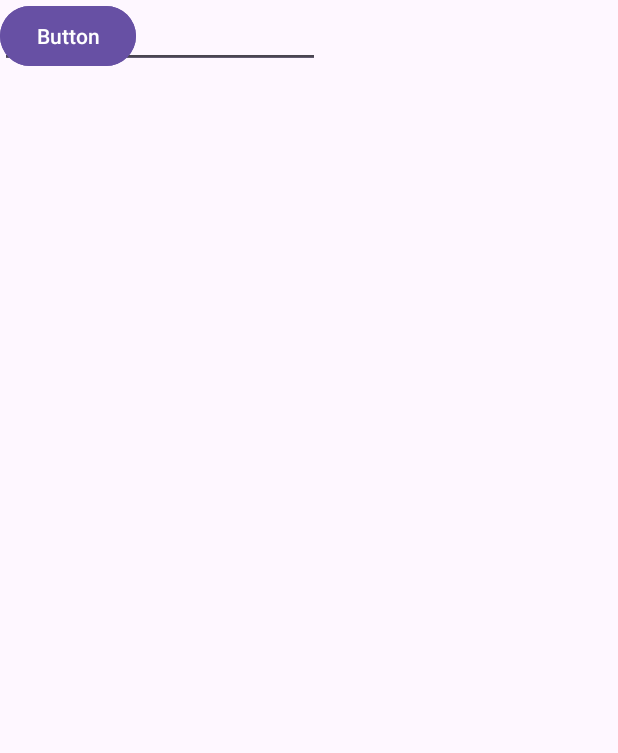
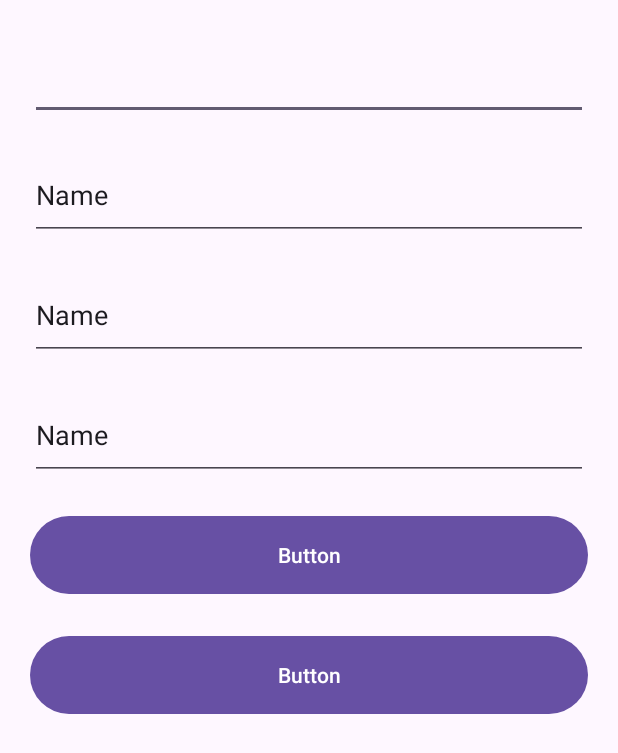
Before and after one commit to leandro-etec-2025/AndroidPOO, an Android app: the screen it shows after launch (MainActivity), on a phone screen of 412 x 824 dp. Shown: the top 753 px of the screen. Run offline under Robolectric (Android 15) with nearby library versions, the phone set to English and light mode, and no system bars.

Commit message:
Finalizado Design

```diff
--- a/app/src/main/AndroidManifest.xml
+++ b/app/src/main/AndroidManifest.xml
@@ -13,6 +13,9 @@
         android:theme="@style/Theme.MyApplication"
         tools:targetApi="31">
         <activity
+            android:name=".MainActivity2"
+            android:exported="false" />
+        <activity
             android:name=".MainActivity"
             android:exported="true">
             <intent-filter>
--- a/app/src/main/res/layout/activity_main.xml
+++ b/app/src/main/res/layout/activity_main.xml
@@ -9,57 +9,82 @@
 
     <EditText
         android:id="@+id/etx_id"
-        android:layout_width="wrap_content"
-        android:layout_height="wrap_content"
+        android:layout_width="0dp"
+        android:layout_height="60dp"
+        android:layout_marginStart="20dp"
+        android:layout_marginTop="20dp"
+        android:layout_marginEnd="20dp"
         android:ems="10"
         android:inputType="number"
-        tools:layout_editor_absoluteX="43dp"
-        tools:layout_editor_absoluteY="43dp" />
+        app:layout_constraintEnd_toEndOf="parent"
+        app:layout_constraintStart_toStartOf="parent"
+        app:layout_constraintTop_toTopOf="parent"
+        tools:ignore="SpeakableTextPresentCheck" />
 
     <EditText
         android:id="@+id/etx_nome"
-        android:layout_width="wrap_content"
-        android:layout_height="wrap_content"
+        android:layout_width="0dp"
+        android:layout_height="60dp"
+        android:layout_marginStart="20dp"
+        android:layout_marginTop="20dp"
+        android:layout_marginEnd="20dp"
         android:ems="10"
         android:inputType="text"
         android:text="Name"
-        tools:layout_editor_absoluteX="171dp"
-        tools:layout_editor_absoluteY="112dp" />
+        app:layout_constraintEnd_toEndOf="parent"
+        app:layout_constraintStart_toStartOf="parent"
+        app:layout_constraintTop_toBottomOf="@+id/etx_id" />
 
     <EditText
         android:id="@+id/etx_documento"
-        android:layout_width="wrap_content"
-        android:layout_height="wrap_content"
+        android:layout_width="0dp"
+        android:layout_height="60dp"
+        android:layout_marginStart="20dp"
+        android:layout_marginTop="20dp"
+        android:layout_marginEnd="20dp"
         android:ems="10"
         android:inputType="text"
         android:text="Name"
-        tools:layout_editor_absoluteX="135dp"
-        tools:layout_editor_absoluteY="232dp" />
+        app:layout_constraintEnd_toEndOf="parent"
+        app:layout_constraintStart_toStartOf="parent"
+        app:layout_constraintTop_toBottomOf="@+id/etx_nome" />
 
     <EditText
         android:id="@+id/etx_curso"
-        android:layout_width="wrap_content"
-        android:layout_height="wrap_content"
+        android:layout_width="0dp"
+        android:layout_height="60dp"
+        android:layout_marginStart="20dp"
+        android:layout_marginTop="20dp"
+        android:layout_marginEnd="20dp"
         android:ems="10"
         android:inputType="text"
         android:text="Name"
-        tools:layout_editor_absoluteX="100dp"
-        tools:layout_editor_absoluteY="322dp" />
+        app:layout_constraintEnd_toEndOf="parent"
+        app:layout_constraintStart_toStartOf="parent"
+        app:layout_constraintTop_toBottomOf="@+id/etx_documento" />
 
     <Button
         android:id="@+id/btn_cadastrar"
-        android:layout_width="wrap_content"
-        android:layout_height="wrap_content"
+        android:layout_width="0dp"
+        android:layout_height="60dp"
+        android:layout_marginStart="20dp"
+        android:layout_marginTop="20dp"
+        android:layout_marginEnd="20dp"
         android:text="Button"
-        tools:layout_editor_absoluteX="145dp"
-        tools:layout_editor_absoluteY="418dp" />
+        app:layout_constraintEnd_toEndOf="parent"
+        app:layout_constraintStart_toStartOf="parent"
+        app:layout_constraintTop_toBottomOf="@+id/etx_curso" />
 
     <Button
         android:id="@+id/btn_visualizar"
-        android:layout_width="wrap_content"
-        android:layout_height="wrap_content"
+        android:layout_width="0dp"
+        android:layout_height="60dp"
+        android:layout_marginStart="20dp"
+        android:layout_marginTop="20dp"
+        android:layout_marginEnd="20dp"
         android:text="Button"
-        tools:layout_editor_absoluteX="181dp"
-        tools:layout_editor_absoluteY="509dp" />
+        app:layout_constraintEnd_toEndOf="parent"
+        app:layout_constraintStart_toStartOf="parent"
+        app:layout_constraintTop_toBottomOf="@+id/btn_cadastrar" />
 
 </androidx.constraintlayout.widget.ConstraintLayout>
--- a/app/src/main/res/values/strings.xml
+++ b/app/src/main/res/values/strings.xml
@@ -1,3 +1,8 @@
 <resources>
     <string name="app_name">My Application</string>
+    <string name="texto_avancar">AVANÇAR</string>
+    <string name="texto_consultar">CONSULTAR</string>
+    <string name="texto_nome">NOME</string>
+    <string name="texto_documento">DOCUMENTO</string>
+    <string name="texto_curso">CURSO</string>
 </resources>
```
Also changed, not shown: app/src/main/java/com/example/myapplication/MainActivity2.java (added, +24 -0 lines), app/src/main/res/layout/activity_main2.xml (added, +19 -0 lines).
